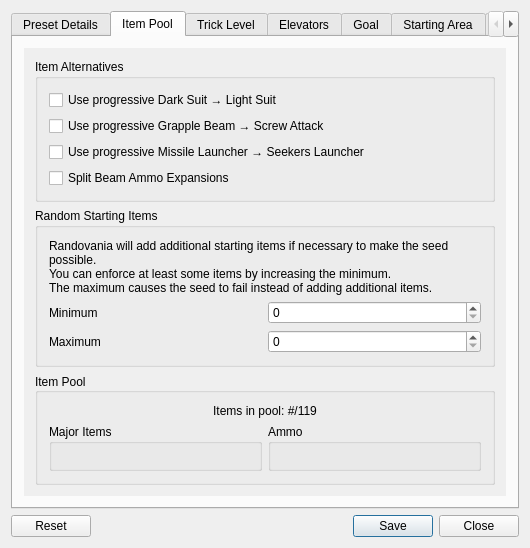
ursineasylum/randovania, file randovania/gui/templates/options_preset_window.ui: the form before one commit.
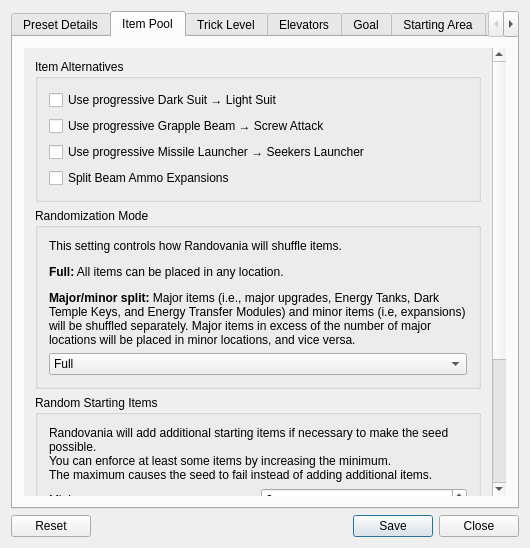
The form after the commit. The open tabs and pages were chosen to show the change.

Diff of the .ui file:
```diff
--- a/randovania/gui/templates/options_preset_window.ui
+++ b/randovania/gui/templates/options_preset_window.ui
@@ -94,8 +94,8 @@
             <rect>
              <x>0</x>
              <y>0</y>
-             <width>502</width>
-             <height>377</height>
+             <width>492</width>
+             <height>449</height>
             </rect>
            </property>
            <layout class="QGridLayout" name="item_pool_grid_layout">
@@ -151,7 +151,7 @@
               </layout>
              </widget>
             </item>
-            <item row="1" column="0" colspan="2">
+            <item row="2" column="0" colspan="2">
              <widget class="QGroupBox" name="random_starting_box">
               <property name="title">
                <string>Random Starting Items</string>
@@ -201,7 +201,7 @@
               </layout>
              </widget>
             </item>
-            <item row="2" column="0" colspan="2">
+            <item row="3" column="0" colspan="2">
              <widget class="QGroupBox" name="item_pool_box">
               <property name="toolTipDuration">
                <number>-1</number>
@@ -274,6 +274,39 @@
               </layout>
              </widget>
             </item>
+            <item row="1" column="0" colspan="2">
+             <widget class="QGroupBox" name="randomization_mode_group">
+              <property name="title">
+               <string>Randomization Mode</string>
+              </property>
+              <layout class="QVBoxLayout" name="verticalLayout_4">
+               <item>
+                <widget class="QLabel" name="randomization_mode_label">
+                 <property name="text">
+                  <string>&lt;html&gt;&lt;head/&gt;&lt;body&gt;&lt;p&gt;This setting controls how Randovania will shuffle items.&lt;/p&gt;&lt;p&gt;&lt;span style=&quot; font-weight:600;&quot;&gt;Full:&lt;/span&gt; All items can be placed in any location.&lt;/p&gt;&lt;p&gt;&lt;span style=&quot; font-weight:600;&quot;&gt;Major/minor split:&lt;/span&gt; Major items (i.e., major upgrades, Energy Tanks, Dark Temple Keys, and Energy Transfer Modules) and minor items (i.e, expansions) will be shuffled separately. Major items in excess of the number of major locations will be placed in minor locations, and vice versa.&lt;/p&gt;&lt;/body&gt;&lt;/html&gt;</string>
+                 </property>
+                 <property name="wordWrap">
+                  <bool>true</bool>
+                 </property>
+                </widget>
+               </item>
+               <item>
+                <widget class="QComboBox" name="randomization_mode_combo">
+                 <item>
+                  <property name="text">
+                   <string>Full</string>
+                  </property>
+                 </item>
+                 <item>
+                  <property name="text">
+                   <string>Major/minor split</string>
+                  </property>
+                 </item>
+                </widget>
+               </item>
+              </layout>
+             </widget>
+            </item>
            </layout>
           </widget>
          </widget>
```
Left out of the diff: 16 changed lines with no effect on the pictures.
